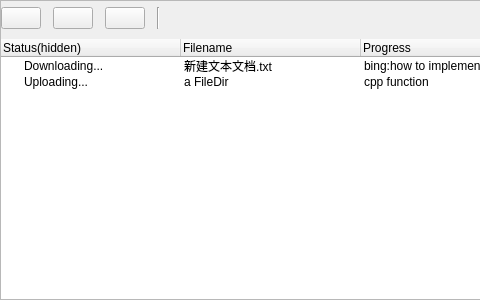
First picture: the form in propertieswidget.ui, repository kechuan/HTTP-QT, before the edit; both pictures show x 0 to 480 and y 0 to 300 of the 1062 by 300 pixel window.
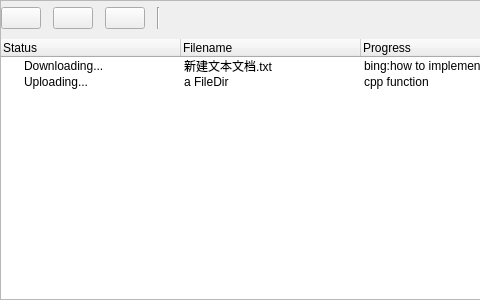
Second picture: the form after the edit.

The edit to the form file:
```diff
--- a/propertieswidget.ui
+++ b/propertieswidget.ui
@@ -173,7 +173,7 @@
           </attribute>
           <column>
            <property name="text">
-            <string>Status(hidden)</string>
+            <string>Status</string>
            </property>
           </column>
           <column>
```
